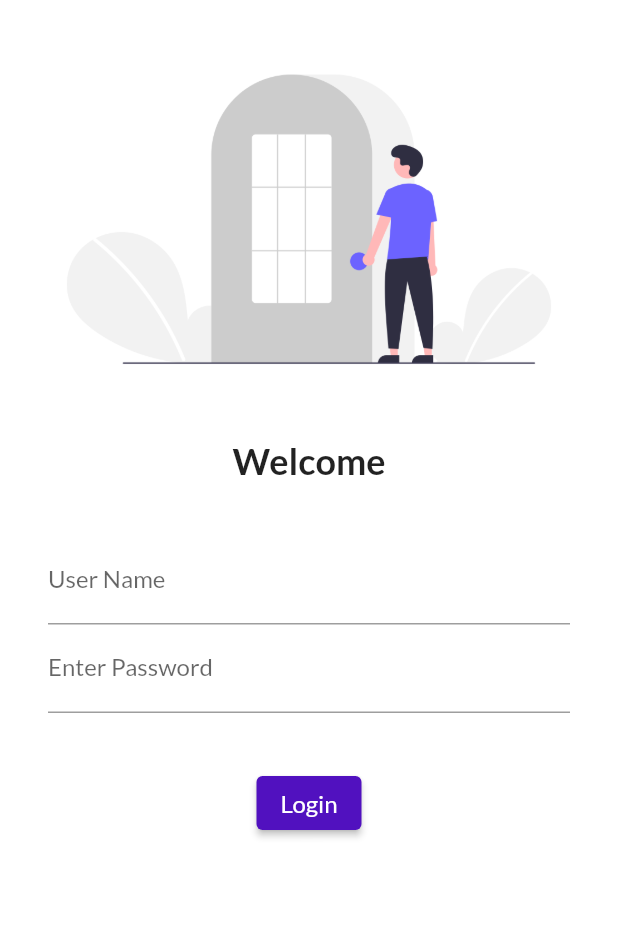
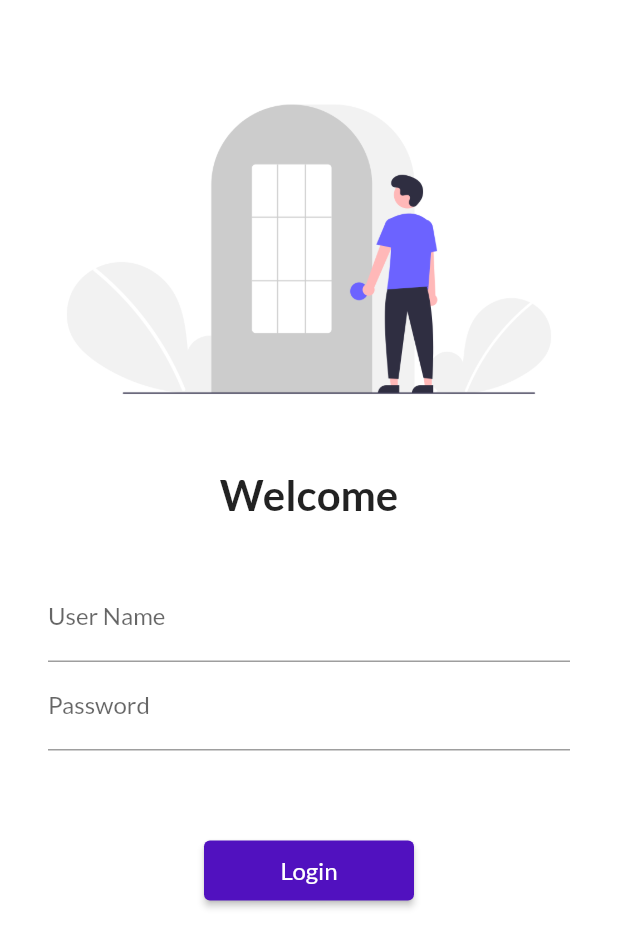
Before and after one commit to farhan17p/30DaysOfFlutter, a Flutter app: the screen it shows after launch, on a phone screen of 412 x 824 dp. Shown: the top 948 px of the screen. Run offline on Flutter 3.47's test engine with Material 2 defaults, Android fonts, the phone set to English and light mode, and no system bars; our stand-ins replace google_fonts.

Commit message:
Day 5 completed

```diff
--- a/lib/main.dart
+++ b/lib/main.dart
@@ -3,6 +3,7 @@
 import 'package:flutter/material.dart';
 import 'package:flutter_catalog/pages/home_page.dart';
 import 'package:flutter_catalog/pages/login_page.dart';
+import 'package:flutter_catalog/utils/routes.dart';
 import 'package:google_fonts/google_fonts.dart';
 
 void main() {
@@ -28,8 +29,8 @@ class MyApp extends StatelessWidget {
       initialRoute: "/",
       routes: {
         "/": (context) => LoginPage(),
-        "/home": (context) => HomePage(),
-        "/login": (context) => LoginPage(),
+        MyRoutes.homeRoute: (context) => HomePage(),
+        MyRoutes.loginRoute: (context) => LoginPage(),
       },
       debugShowCheckedModeBanner: false,
     );
--- a/lib/pages/login_page.dart
+++ b/lib/pages/login_page.dart
@@ -1,6 +1,7 @@
 // ignore_for_file: prefer_const_constructors, sort_child_properties_last
 
 import 'package:flutter/material.dart';
+import 'package:flutter_catalog/utils/routes.dart';
 
 class LoginPage extends StatelessWidget {
   const LoginPage({super.key});
@@ -9,10 +10,11 @@ class LoginPage extends StatelessWidget {
   Widget build(BuildContext context) {
     return Material(
       color: Colors.white,
+      child: SingleChildScrollView(
         child: Column(
           children: [
             SizedBox(
-            height: 20,
+              height: 40,
             ),
             Image.asset(
               'assets/images/login_image.png',
@@ -24,7 +26,7 @@ class LoginPage extends StatelessWidget {
             Text(
               'Welcome',
               style: TextStyle(
-              fontSize: 24,
+                fontSize: 28,
                 fontWeight: FontWeight.bold,
               ),
             ),
@@ -47,18 +49,20 @@ class LoginPage extends StatelessWidget {
                   TextFormField(
                     obscureText: true,
                     decoration: InputDecoration(
-                    hintText: 'Password',
-                    labelText: 'Enter Password',
+                      hintText: 'Enter Password',
+                      labelText: 'Password',
                     ),
                   ),
                 ],
               ),
             ),
             SizedBox(
-            height: 20,
+              height: 40,
             ),
             ElevatedButton(
-            onPressed: (() => print('Login button pressed')),
+              onPressed: (() {
+                Navigator.pushNamed(context, MyRoutes.homeRoute);
+              }),
               child: Text(
                 'Login',
                 style: TextStyle(
@@ -68,10 +72,15 @@ class LoginPage extends StatelessWidget {
               ),
               style: TextButton.styleFrom(
                 backgroundColor: Color.fromARGB(255, 81, 17, 191),
+                minimumSize: Size(
+                  140,
+                  40,
+                ),
               ),
             ),
           ],
         ),
+      ),
     );
   }
 }
--- /dev/null
+++ b/lib/utils/routes.dart
@@ -0,0 +1,4 @@
+class MyRoutes {
+  static String homeRoute = "/home";
+  static String loginRoute = "/login";
+}
```
Also changed, not shown: 4 other files. Lines whose indentation alone changed are shown as unchanged.
